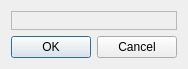
trisyoungs/aten, file branches/cmdgui/src/gui/treegui.ui: the form before one commit.
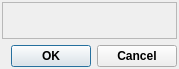
The form after the commit. Icons and pictures are not drawn.

The edit to the form file:
```diff
--- a/branches/cmdgui/src/gui/treegui.ui
+++ b/branches/cmdgui/src/gui/treegui.ui
@@ -23,6 +23,9 @@
    <bool>true</bool>
   </property>
   <layout class="QVBoxLayout" name="verticalLayout">
+   <property name="margin">
+    <number>2</number>
+   </property>
    <item>
     <widget class="QFrame" name="MainFrame">
      <property name="frameShape">
@@ -35,6 +38,12 @@
    </item>
    <item>
     <widget class="QDialogButtonBox" name="buttonBox">
+     <property name="font">
+      <font>
+       <weight>75</weight>
+       <bold>true</bold>
+      </font>
+     </property>
      <property name="orientation">
       <enum>Qt::Horizontal</enum>
      </property>
```
Left out of the diff: 21 changed lines with no effect on the pictures.
